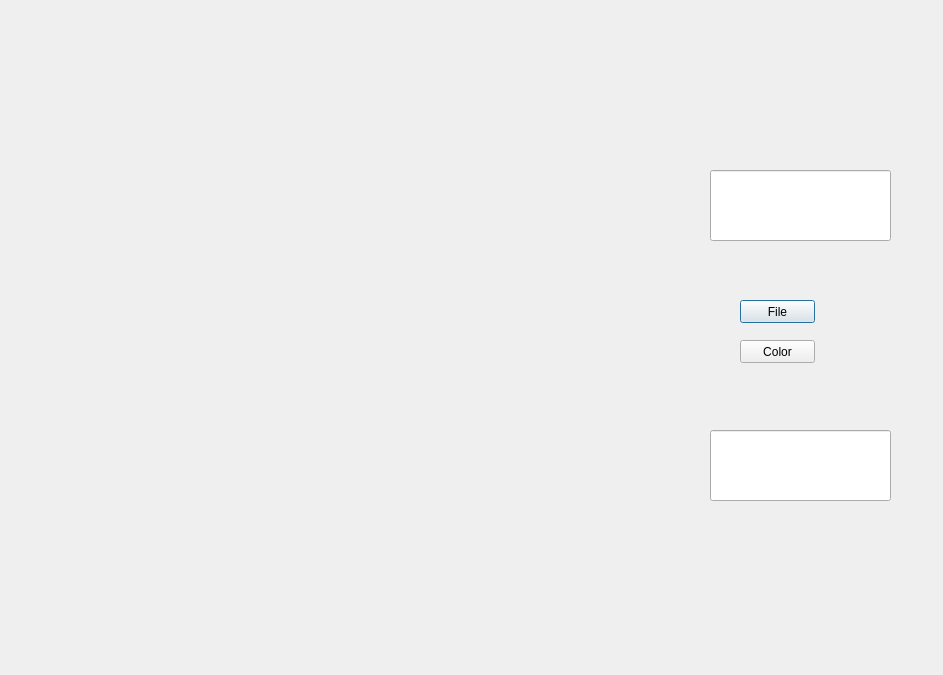
The window that courses/prog_base_3/CourseWork/memeswindow.ui (NadineIsaeva/courses) describes before a commit, drawn with Qt 5.
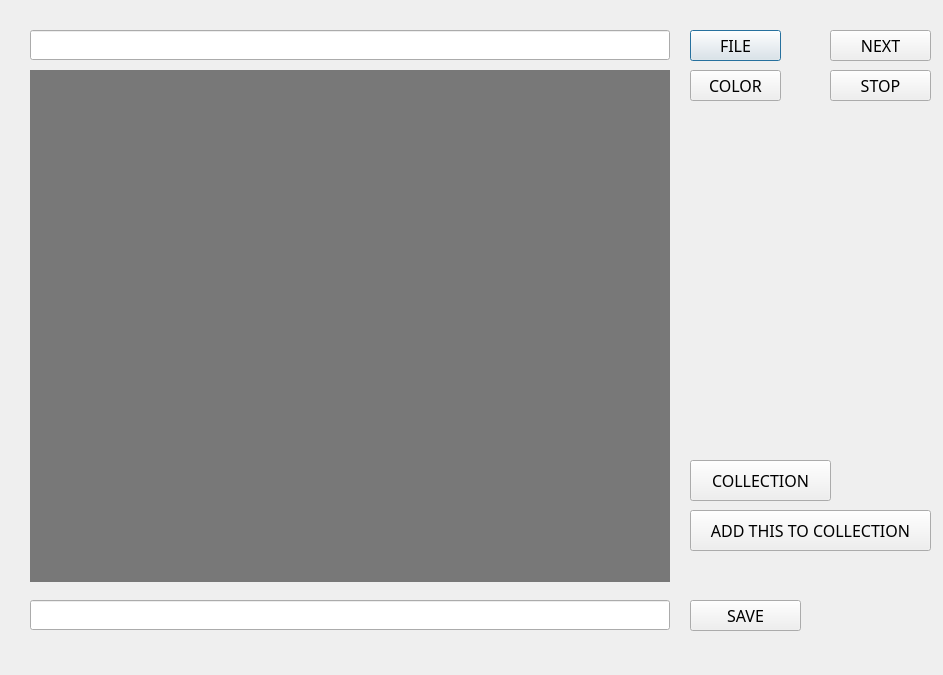
The same window after the commit. Icons and pictures are not drawn.

The edit to the form file:
```diff
--- a/courses/prog_base_3/CourseWork/memeswindow.ui
+++ b/courses/prog_base_3/CourseWork/memeswindow.ui
@@ -10,16 +10,31 @@
     <height>675</height>
    </rect>
   </property>
+  <property name="sizePolicy">
+   <sizepolicy hsizetype="Fixed" vsizetype="Fixed">
+    <horstretch>0</horstretch>
+    <verstretch>0</verstretch>
+   </sizepolicy>
+  </property>
   <property name="windowTitle">
-   <string>Dialog</string>
+   <string>Just meme it!</string>
+  </property>
+  <property name="windowIcon">
+   <iconset>
+    <normaloff>D:/KPI/courses-master/courses/prog_base_3/build-CourseWork-Desktop_Qt_5_5_1_MinGW_32bit-Debug/smile_icon.bmp</normaloff>D:/KPI/courses-master/courses/prog_base_3/build-CourseWork-Desktop_Qt_5_5_1_MinGW_32bit-Debug/smile_icon.bmp</iconset>
+  </property>
+  <property name="styleSheet">
+   <string notr="true">QDialog{
+	image: url(background.jpeg);
+}</string>
   </property>
   <widget class="QLabel" name="label">
    <property name="geometry">
     <rect>
      <x>30</x>
-     <y>100</y>
-     <width>641</width>
-     <height>461</height>
+     <y>70</y>
+     <width>640</width>
+     <height>512</height>
     </rect>
    </property>
    <property name="text">
@@ -29,49 +44,205 @@
   <widget class="QLineEdit" name="lineEdit">
    <property name="geometry">
     <rect>
-     <x>710</x>
-     <y>430</y>
-     <width>181</width>
-     <height>71</height>
+     <x>30</x>
+     <y>600</y>
+     <width>640</width>
+     <height>30</height>
     </rect>
    </property>
   </widget>
   <widget class="QLineEdit" name="lineEdit_2">
    <property name="geometry">
     <rect>
-     <x>710</x>
-     <y>170</y>
-     <width>181</width>
-     <height>71</height>
+     <x>30</x>
+     <y>30</y>
+     <width>640</width>
+     <height>30</height>
     </rect>
    </property>
   </widget>
   <widget class="QPushButton" name="pushButton">
    <property name="geometry">
     <rect>
-     <x>740</x>
-     <y>300</y>
-     <width>75</width>
-     <height>23</height>
+     <x>690</x>
+     <y>30</y>
+     <width>91</width>
+     <height>31</height>
     </rect>
    </property>
+   <property name="font">
+    <font>
+     <family>Century Gothic</family>
+     <pointsize>12</pointsize>
+     <weight>50</weight>
+     <bold>false</bold>
+    </font>
+   </property>
    <property name="text">
-    <string>File</string>
+    <string>FILE</string>
    </property>
   </widget>
   <widget class="QPushButton" name="pushButton_2">
    <property name="geometry">
     <rect>
-     <x>740</x>
-     <y>340</y>
-     <width>75</width>
-     <height>23</height>
+     <x>690</x>
+     <y>70</y>
+     <width>91</width>
+     <height>31</height>
     </rect>
    </property>
+   <property name="font">
+    <font>
+     <family>Century Gothic</family>
+     <pointsize>12</pointsize>
+    </font>
+   </property>
    <property name="text">
-    <string>Color</string>
+    <string>COLOR</string>
    </property>
   </widget>
+  <widget class="QLabel" name="label_2">
+   <property name="geometry">
+    <rect>
+     <x>0</x>
+     <y>0</y>
+     <width>951</width>
+     <height>681</height>
+    </rect>
+   </property>
+   <property name="text">
+    <string/>
+   </property>
+  </widget>
+  <widget class="QPushButton" name="pushButton_3">
+   <property name="geometry">
+    <rect>
+     <x>690</x>
+     <y>460</y>
+     <width>141</width>
+     <height>41</height>
+    </rect>
+   </property>
+   <property name="font">
+    <font>
+     <family>Century Gothic</family>
+     <pointsize>12</pointsize>
+    </font>
+   </property>
+   <property name="text">
+    <string>COLLECTION</string>
+   </property>
+  </widget>
+  <widget class="QPushButton" name="pushButton_4">
+   <property name="geometry">
+    <rect>
+     <x>690</x>
+     <y>510</y>
+     <width>241</width>
+     <height>41</height>
+    </rect>
+   </property>
+   <property name="font">
+    <font>
+     <family>Century Gothic</family>
+     <pointsize>12</pointsize>
+    </font>
+   </property>
+   <property name="text">
+    <string>ADD THIS TO COLLECTION</string>
+   </property>
+  </widget>
+  <widget class="QPushButton" name="pushButton_5">
+   <property name="geometry">
+    <rect>
+     <x>830</x>
+     <y>30</y>
+     <width>101</width>
+     <height>31</height>
+    </rect>
+   </property>
+   <property name="font">
+    <font>
+     <family>Century Gothic</family>
+     <pointsize>12</pointsize>
+    </font>
+   </property>
+   <property name="text">
+    <string>NEXT</string>
+   </property>
+   <property name="icon">
+    <iconset>
+     <normaloff>D:/KPI/courses-master/courses/prog_base_3/build-CourseWork-Desktop_Qt_5_5_1_MinGW_32bit-Debug/next_song.png</normaloff>D:/KPI/courses-master/courses/prog_base_3/build-CourseWork-Desktop_Qt_5_5_1_MinGW_32bit-Debug/next_song.png</iconset>
+   </property>
+  </widget>
+  <widget class="QPushButton" name="pushButton_6">
+   <property name="geometry">
+    <rect>
+     <x>830</x>
+     <y>70</y>
+     <width>101</width>
+     <height>31</height>
+    </rect>
+   </property>
+   <property name="font">
+    <font>
+     <family>Century Gothic</family>
+     <pointsize>12</pointsize>
+    </font>
+   </property>
+   <property name="text">
+    <string>STOP</string>
+   </property>
+  </widget>
+  <widget class="QLabel" name="label_3">
+   <property name="geometry">
+    <rect>
+     <x>30</x>
+     <y>70</y>
+     <width>640</width>
+     <height>512</height>
+    </rect>
+   </property>
+   <property name="styleSheet">
+    <string notr="true">QLabel{
+background-color: rgba(0, 0, 0, 50%)
+}</string>
+   </property>
+   <property name="text">
+    <string/>
+   </property>
+  </widget>
+  <widget class="QPushButton" name="pushButton_7">
+   <property name="geometry">
+    <rect>
+     <x>690</x>
+     <y>600</y>
+     <width>111</width>
+     <height>31</height>
+    </rect>
+   </property>
+   <property name="font">
+    <font>
+     <family>Century Gothic</family>
+     <pointsize>12</pointsize>
+    </font>
+   </property>
+   <property name="text">
+    <string>SAVE</string>
+   </property>
+  </widget>
+  <zorder>label_3</zorder>
+  <zorder>label_2</zorder>
+  <zorder>label</zorder>
+  <zorder>lineEdit</zorder>
+  <zorder>lineEdit_2</zorder>
+  <zorder>pushButton</zorder>
+  <zorder>pushButton_2</zorder>
+  <zorder>pushButton_3</zorder>
+  <zorder>pushButton_4</zorder>
+  <zorder>pushButton_5</zorder>
+  <zorder>pushButton_6</zorder>
+  <zorder>pushButton_7</zorder>
  </widget>
  <resources/>
  <connections/>
```
